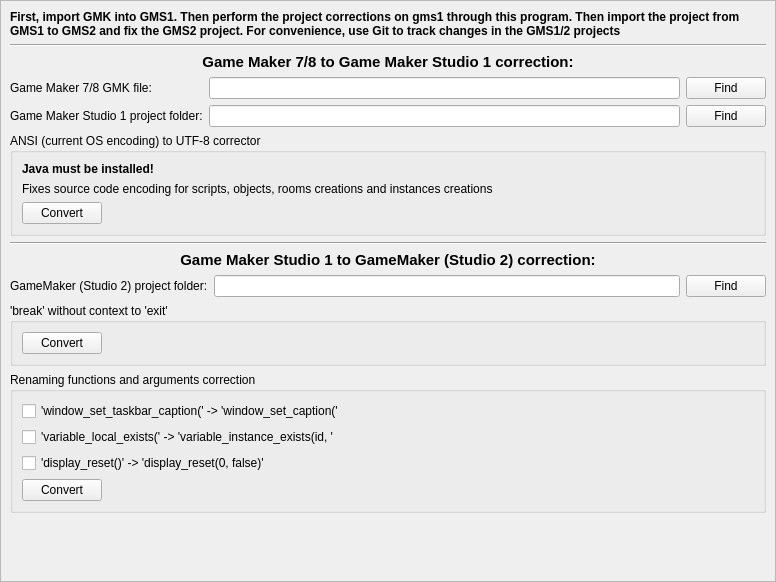
The window that src/mainwindow.ui (3dproger/GameMakerLegacyHelper) describes before a commit, drawn with Qt 5.
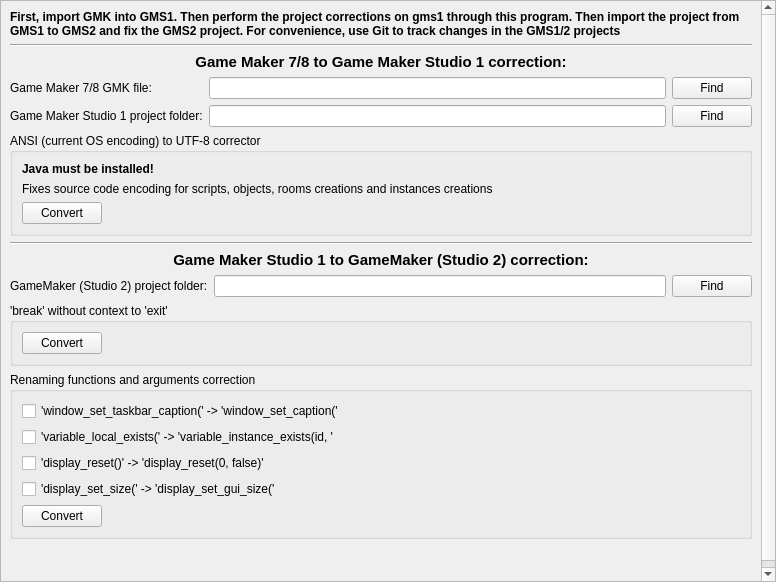
The same window after the commit.

Commit message: Implemented 'display_set_size(' -> 'display_set_gui_size('

```diff
--- a/src/mainwindow.ui
+++ b/src/mainwindow.ui
@@ -35,7 +35,7 @@
          <x>0</x>
          <y>-131</y>
          <width>757</width>
-         <height>711</height>
+         <height>743</height>
         </rect>
        </property>
        <layout class="QVBoxLayout" name="verticalLayout_2">
@@ -278,6 +278,13 @@
                </property>
               </widget>
              </item>
+             <item>
+              <widget class="QCheckBox" name="checkBoxDisplaySetSize">
+               <property name="text">
+                <string>'display_set_size(' -&gt; 'display_set_gui_size('</string>
+               </property>
+              </widget>
+             </item>
              <item>
               <layout class="QHBoxLayout" name="horizontalLayout">
                <item>
```
The commit also changes 1 other file.
